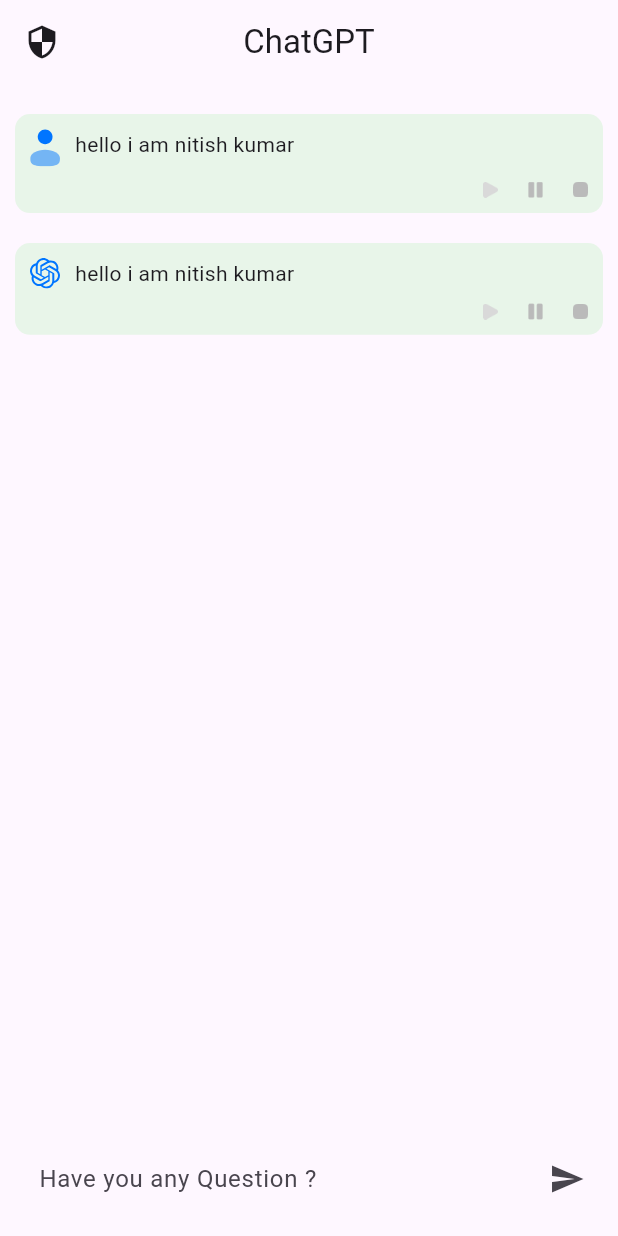
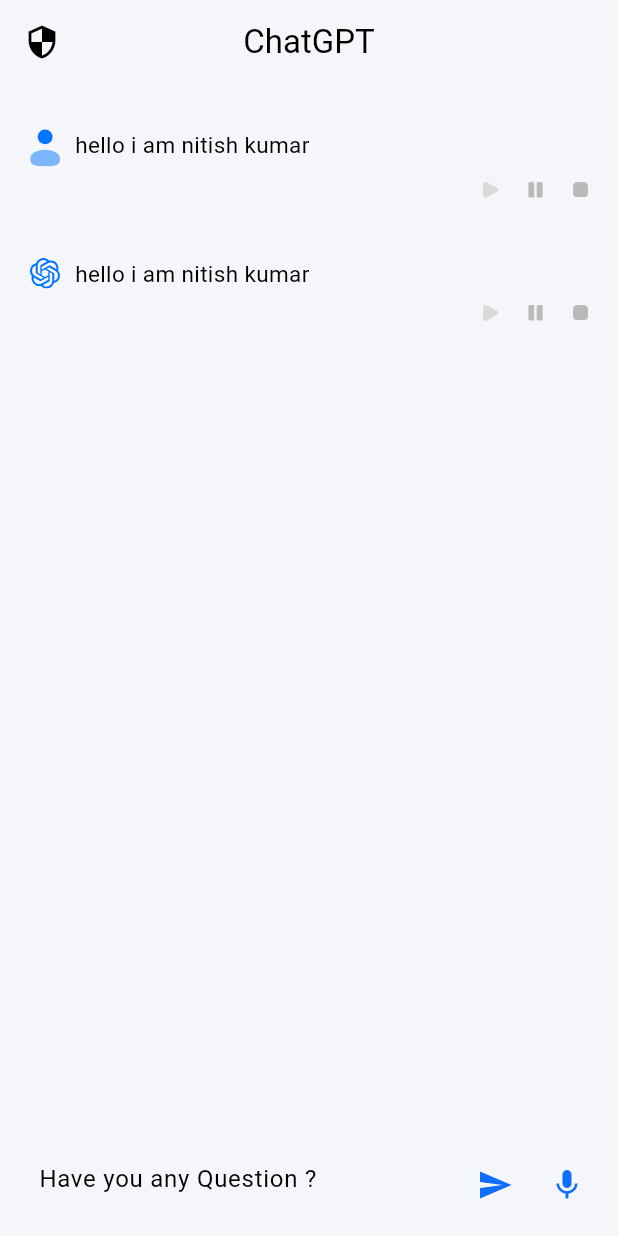
Before and after one commit to MrNitishroy/InterviewPrep, a Flutter app: the screen it shows after launch, after a tap on the "send" icon, on a phone screen of 412 x 824 dp. Run offline on Flutter 3.47's test engine with Material 2 defaults, Android fonts, the phone set to English and light mode, and no system bars; our stand-ins replace flutter_svg, flutter_tts, get, just_audio, lottie, speech_to_text.

Commit message:
Speech to text added

```diff
--- a/lib/Components/ChatMessage.dart
+++ b/lib/Components/ChatMessage.dart
@@ -16,7 +16,7 @@ class ChatMessage extends StatelessWidget {
       padding: EdgeInsets.all(10),
       decoration: BoxDecoration(
         borderRadius: BorderRadius.circular(10),
-        color: Colors.green[50],
+        color: Theme.of(context).colorScheme.primaryContainer,
       ),
       margin: EdgeInsets.symmetric(vertical: 10),
       child: Column(
@@ -38,7 +38,12 @@ class ChatMessage extends StatelessWidget {
                 child: Row(
               children: [
                 Flexible(
-                  child: Text(message),
+                  child: Text(
+                    message,
+                    style: TextStyle(
+                      fontSize: 15,
+                    ),
+                  ),
                 ),
               ],
             ))
--- /dev/null
+++ b/lib/Components/MicButton.dart
@@ -0,0 +1,37 @@
+import 'package:flutter/material.dart';
+import 'package:get/get.dart';
+
+import '../Controller/FreeTTS.dart';
+import '../Controller/SpeechToTextController.dart';
+
+class MicButton extends StatelessWidget {
+  const MicButton({super.key});
+
+  @override
+  Widget build(BuildContext context) {
+    STTController sttController = Get.put(STTController());
+    FreeTTSController freeTTSController = Get.put(FreeTTSController());
+    return Obx(
+      () => sttController.isSpeeking.value
+          ? IconButton(
+              onPressed: () {
+                sttController.stopListing();
+              },
+              icon: Icon(
+                Icons.stop,
+                color: Theme.of(context).colorScheme.primary,
+              ),
+            )
+          : IconButton(
+              onPressed: () {
+                freeTTSController.flutterTts.stop();
+                sttController.startListning();
+              },
+              icon: Icon(
+                Icons.mic,
+                color: Theme.of(context).colorScheme.primary,
+              ),
+            ),
+    );
+  }
+}
--- /dev/null
+++ b/lib/Components/TextArea.dart
@@ -0,0 +1,59 @@
+import 'package:chatgpt/Components/MicButton.dart';
+import 'package:chatgpt/Controller/ChatController.dart';
+import 'package:flutter/material.dart';
+import 'package:get/get.dart';
+import 'package:lottie/lottie.dart';
+
+import '../Config/Colors.dart';
+
+class TextArea extends StatelessWidget {
+  const TextArea({super.key});
+
+  @override
+  Widget build(BuildContext context) {
+    ChatController chatController = Get.put(ChatController());
+    return Container(
+      decoration: BoxDecoration(
+        color: Theme.of(context).colorScheme.primaryContainer,
+        borderRadius: BorderRadius.circular(10),
+      ),
+      child: Row(
+        crossAxisAlignment: CrossAxisAlignment.end,
+        children: [
+          Expanded(
+            child: TextFormField(
+              maxLines: 5,
+              minLines: 1,
+              keyboardAppearance: Brightness.dark,
+              keyboardType: TextInputType.multiline,
+              controller: chatController.message,
+              decoration: const InputDecoration(
+                border: OutlineInputBorder(
+                  borderSide: BorderSide.none,
+                ),
+                hintText: "Have you any Question ?",
+              ),
+            ),
+          ),
+          Obx(
+            () => IconButton(
+              onPressed: () {
+                chatController.AddMessageToList();
+              },
+              icon: chatController.isLoading.value
+                  ? Lottie.asset(
+                      "Assets/Animation/loading.json",
+                      width: 50,
+                    )
+                  : Icon(
+                      Icons.send,
+                      color: Theme.of(context).colorScheme.primary,
+                    ),
+            ),
+          ),
+          MicButton(),
+        ],
+      ),
+    );
+  }
+}
--- /dev/null
+++ b/lib/Config/Themes.dart
@@ -0,0 +1,69 @@
+import 'package:chatgpt/Config/Colors.dart';
+import 'package:flutter/material.dart';
+
+var lightTheme = ThemeData(
+    useMaterial3: true,
+    colorScheme: const ColorScheme(
+      brightness: Brightness.light,
+      primary: lprimaryColor,
+      onPrimary: lFontColor,
+      secondary: lDivColor,
+      onSecondary: lLableColor,
+      error: Colors.red,
+      onError: lFontColor,
+      background: lBgColor,
+      onBackground: lFontColor,
+      surface: lDivColor,
+      onSurface: lFontColor,
+      primaryContainer: lDivColor,
+      onPrimaryContainer: lLableColor,
+      outline: lBorderColor,
+    ),
+    textTheme: const TextTheme(
+      bodyMedium: TextStyle(
+        fontSize: 15,
+        color: lFontColor,
+      ),
+      bodySmall: TextStyle(
+        fontSize: 12,
+        color: lFontColor,
+      ),
+      labelMedium: TextStyle(
+        fontSize: 15,
+        color: lLableColor,
+      ),
+    ));
+
+var darkTheme = ThemeData(
+  useMaterial3: true,
+  colorScheme: const ColorScheme(
+    brightness: Brightness.dark,
+    primary: dprimaryColor,
+    onPrimary: dFontColor,
+    secondary: dDivColor,
+    onSecondary: dLableColor,
+    error: Colors.red,
+    onError: dFontColor,
+    background: dBgColor,
+    onBackground: dFontColor,
+    surface: dDivColor,
+    onSurface: dFontColor,
+    primaryContainer: dDivColor,
+    onPrimaryContainer: dLableColor,
+    outline: dBorderColor,
+  ),
+  textTheme: const TextTheme(
+    bodyMedium: TextStyle(
+      fontSize: 15,
+      color: dFontColor,
+    ),
+    bodySmall: TextStyle(
+      fontSize: 12,
+      color: dFontColor,
+    ),
+    labelMedium: TextStyle(
+      fontSize: 15,
+      color: dLableColor,
+    ),
+  ),
+);
--- a/lib/Controller/ChatController.dart
+++ b/lib/Controller/ChatController.dart
@@ -1,5 +1,6 @@
 import 'dart:convert';
 import 'package:chatgpt/Controller/FreeTTS.dart';
+import 'package:chatgpt/Controller/SpeechToTextController.dart';
 import 'package:chatgpt/Model/ChatModel.dart';
 import 'package:chatgpt/PrivateData.dart';
 import 'package:flutter/widgets.dart';
@@ -11,13 +12,14 @@ import 'AITextToVoice.dart';
 class ChatController extends GetxController {
   TextToScpeechController TTS = Get.put(TextToScpeechController());
   FreeTTSController freeTTSController = Get.put(FreeTTSController());
+
+  TextEditingController message = TextEditingController();
   final RxList<ChatModel> chatData = <ChatModel>[
     ChatModel(message: "hello i am nitish kumar ", role: "user"),
     ChatModel(message: "hello i am nitish kumar ", role: "ai"),
   ].obs;
   RxBool isLoading = false.obs;
   int index = 0;
-  TextEditingController message = TextEditingController();
 
   void sendMessage() async {
     isLoading.value = true;
--- /dev/null
+++ b/lib/Controller/SpeechToTextController.dart
@@ -0,0 +1,45 @@
+import 'package:chatgpt/Controller/ChatController.dart';
+import 'package:get/get.dart';
+import 'package:speech_to_text/speech_to_text.dart';
+
+class STTController extends GetxController {
+  ChatController chatController = Get.put(ChatController());
+  RxBool isSpeeking = false.obs;
+  SpeechToText speechToText = SpeechToText();
+  RxString text = "".obs;
+  @override
+  void onInit() async {
+    super.onInit();
+    speechToText = SpeechToText();
+  }
+
+  void startListning() async {
+    if (!isSpeeking.value) {
+      bool avalible = await speechToText.initialize(
+        onStatus: (val) {
+          print(val);
+        },
+        onError: (val) {
+          print(val);
+        },
+      );
+
+      if (!isSpeeking.value) {
+        await speechToText.listen(
+          listenFor: Duration(minutes: 5),
+          onResult: (val) {
+            print(val.recognizedWords);
+            text.value = val.recognizedWords;
+            chatController.message.text = text.value;
+          },
+        );
+        isSpeeking.value = true;
+      }
+    }
+  }
+
+  void stopListing() async {
+    isSpeeking.value = false;
+    speechToText.stop();
+  }
+}
--- a/lib/Pages/ChatGpt.dart
+++ b/lib/Pages/ChatGpt.dart
@@ -1,9 +1,13 @@
 import 'package:chatgpt/Components/ChatMessage.dart';
+import 'package:chatgpt/Components/TextArea.dart';
+import 'package:chatgpt/Config/Colors.dart';
 import 'package:chatgpt/Controller/ChatController.dart';
 import 'package:chatgpt/Pages/demo.dart';
 import 'package:flutter/material.dart';
 import 'package:get/get.dart';
 import 'package:lottie/lottie.dart';
+
+import '../Components/ListingButton.dart';
 
 class ChatGPT extends StatelessWidget {
   const ChatGPT({super.key});
@@ -44,38 +48,7 @@ class ChatGPT extends StatelessWidget {
                 ),
               ),
             ),
-            Container(
-              decoration: BoxDecoration(
-                // color: Colors.grey[300],
-                borderRadius: BorderRadius.circular(10),
-              ),
-              child: Row(
-                children: [
-                  Expanded(
-                    child: TextField(
-                      controller: chatController.message,
-                      decoration: InputDecoration(
-                        border: OutlineInputBorder(
-                          borderSide: BorderSide.none,
-                        ),
-                        hintText: "Have you any Question ?",
-                      ),
-                    ),
-                  ),
-                  Obx(
-                    () => IconButton(
-                      onPressed: () {
-                        chatController.AddMessageToList();
-                      },
-                      icon: chatController.isLoading.value
-                          ? Lottie.asset("Assets/Animation/loading.json",
-                              width: 50)
-                          : Icon(Icons.send),
-                    ),
-                  )
-                ],
-              ),
-            ),
+            TextArea(),
           ],
         ),
       ),
--- a/lib/main.dart
+++ b/lib/main.dart
@@ -1,3 +1,4 @@
+import 'package:chatgpt/Config/Themes.dart';
 import 'package:chatgpt/Pages/ChatGpt.dart';
 import 'package:flutter/material.dart';
 import 'package:get/get.dart';
@@ -14,10 +15,8 @@ class MyApp extends StatelessWidget {
     return GetMaterialApp(
       title: 'Flutter Demo',
       debugShowCheckedModeBanner: false,
-      theme: ThemeData(
-        colorScheme: ColorScheme.fromSeed(seedColor: Colors.deepPurple),
-        useMaterial3: true,
-      ),
+      theme: lightTheme,
+      // darkTheme: darkTheme,
       home: ChatGPT(),
     );
   }
--- a/pubspec.yaml
+++ b/pubspec.yaml
@@ -43,6 +43,7 @@ dependencies:
   path_provider: ^2.1.0
   just_audio: ^0.9.34
   flutter_tts: ^3.8.1
+  speech_to_text: ^6.3.0
 dev_dependencies:
   flutter_test:
     sdk: flutter
```
Also changed, not shown: lib/Components/ListingButton.dart (added, +41 -0 lines), lib/Config/Colors.dart (added, +15 -0 lines), lib/Controller/FreeTTS.dart (+4 -3 lines), pubspec.lock, 2 other files.
